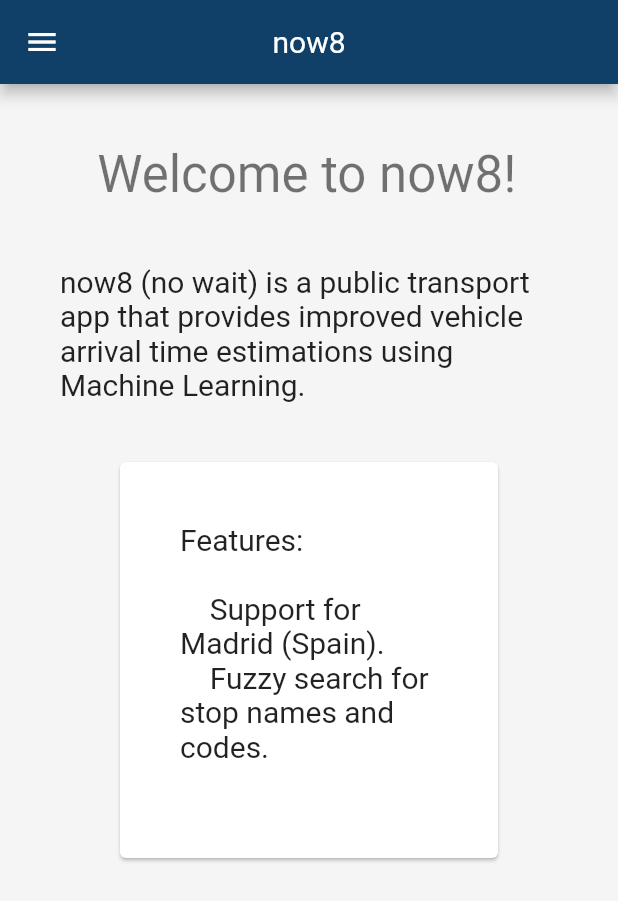
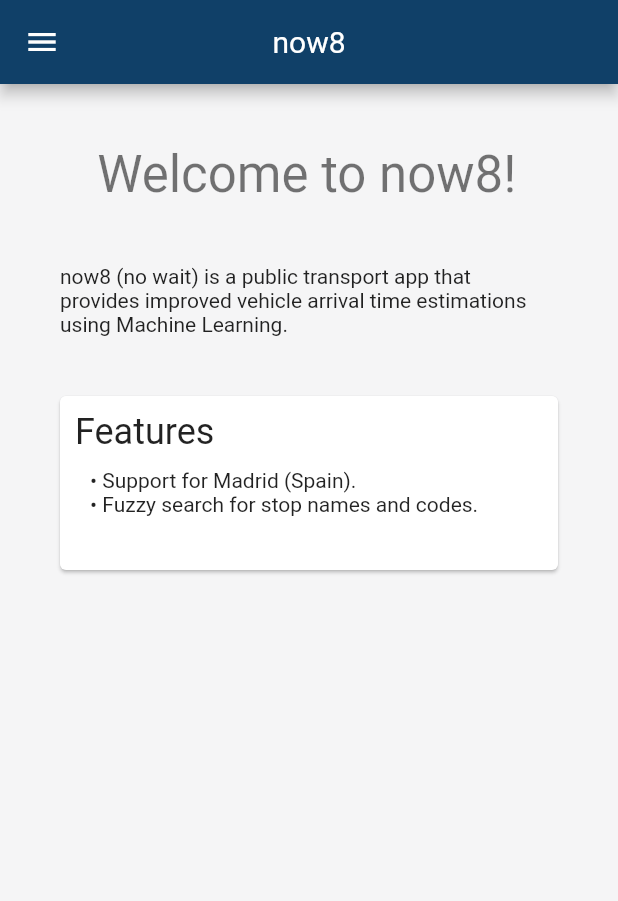
Before and after one commit to now8-org/app, a Flutter app: the screen it shows after launch, on a phone screen of 412 x 824 dp. Shown: the top 901 px of the screen. Run offline on Flutter 3.47's test engine with Material 2 defaults, Android fonts, the light colour scheme and no system bars; our stand-ins replace dropdown_search, flutter_cache_manager, recase; missing offline and left inert: fuzzy.

Commit message:
style: change padding of welcome screen card

```diff
--- a/lib/screens/arrivals.dart
+++ b/lib/screens/arrivals.dart
@@ -42,7 +42,7 @@ class ArrivalsScreenBody extends StatelessWidget {
                       alignment: Alignment.centerLeft,
                       child: Text(
                         "Stop:",
-                        style: Theme.of(context).textTheme.headline5,
+                        style: Theme.of(context).textTheme.headline6,
                       ))),
               Container(
                 padding: const EdgeInsets.all(20.0),
--- a/lib/screens/welcome.dart
+++ b/lib/screens/welcome.dart
@@ -10,7 +10,7 @@ class WelcomeScreenBody extends StatelessWidget {
         padding: const EdgeInsets.all(40.0),
         child: ListView(children: [
           SelectableText("Welcome to now8!",
-              style: Theme.of(context).textTheme.headline4!,
+              style: Theme.of(context).textTheme.headline4,
               textAlign: TextAlign.center),
           Container(
               margin: const EdgeInsets.only(top: 40),
@@ -18,19 +18,27 @@ class WelcomeScreenBody extends StatelessWidget {
                 "now8 (no wait) is a public transport app that provides "
                 "improved vehicle arrival time estimations "
                 "using Machine Learning.",
-                style: Theme.of(context).textTheme.headline6!,
+                style: Theme.of(context).textTheme.bodyText1,
               )),
           Card(
-              margin: const EdgeInsets.all(40.0),
+              margin: const EdgeInsets.only(top: 40.0),
               child: Padding(
-                  padding: const EdgeInsets.all(40.0),
-                  child: SelectableText(
-                    "Features: \n"
-                    "\n"
-                    "    Support for Madrid (Spain).\n"
-                    "    Fuzzy search for stop names and codes.\n",
-                    style: Theme.of(context).textTheme.headline6!,
-                  ))),
+                  padding: const EdgeInsets.all(10.0),
+                  child: Column(
+                      crossAxisAlignment: CrossAxisAlignment.start,
+                      children: [
+                        SelectableText(
+                          "Features",
+                          style: Theme.of(context).textTheme.headline5,
+                        ),
+                        Padding(
+                            padding: const EdgeInsets.all(10.0),
+                            child: SelectableText(
+                              "• Support for Madrid (Spain).\n"
+                              "• Fuzzy search for stop names and codes.\n",
+                              style: Theme.of(context).textTheme.bodyText1,
+                            ))
+                      ]))),
         ]));
   }
 }
```
